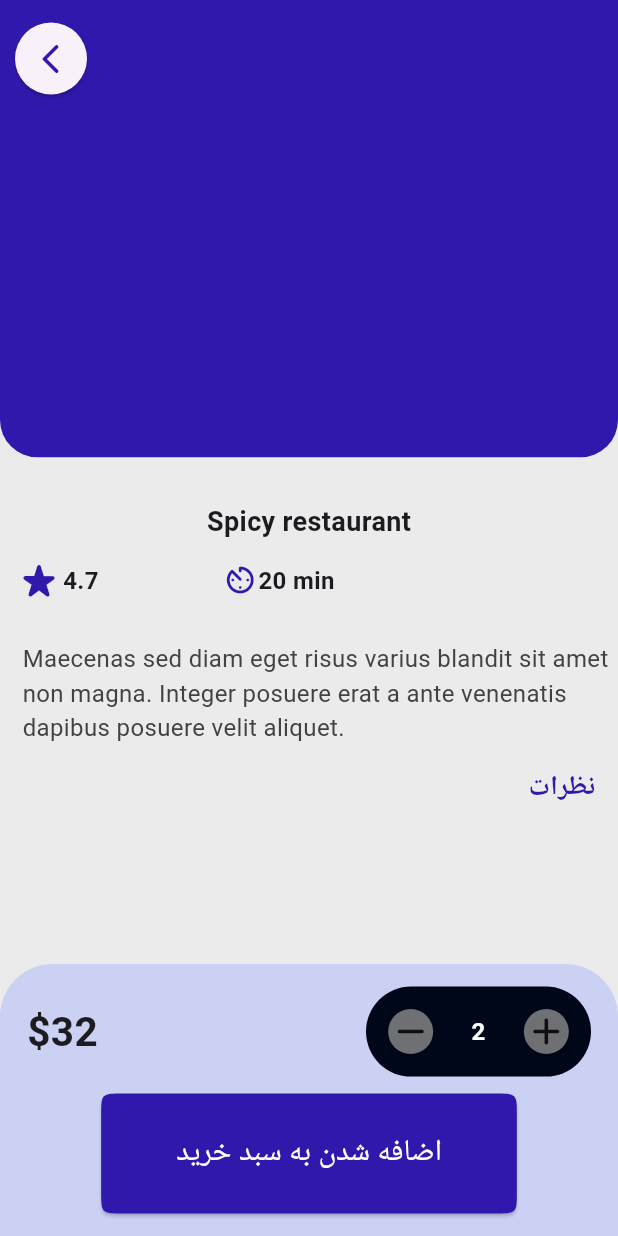
After one commit to avafrzmhr/Food_Delivery, a Flutter app: the FoodScreen screen opened directly, on a phone screen of 412 x 824 dp. The commit adds this screen. Run offline on Flutter 3.47's test engine with Material 3 defaults, Android fonts, the phone set to English and light mode, and no system bars; our stand-ins replace flutter_svg, pinput.

Commit message:
food screen ui

```diff
--- /dev/null
+++ b/lib/views/food_page/food_screen.dart
@@ -0,0 +1,102 @@
+import 'package:flutter/material.dart';
+import 'package:flutter/widgets.dart';
+import 'package:food_delivery/views/food_page/widgets/bottom_add_cart_widget.dart';
+import 'package:food_delivery/views/restaurant_page/widgets/topbar_picture_widget.dart';
+
+class FoodScreen extends StatefulWidget {
+  const FoodScreen({super.key});
+
+  @override
+  State<FoodScreen> createState() => _FoodScreenState();
+}
+
+class _FoodScreenState extends State<FoodScreen> {
+  @override
+  Widget build(BuildContext context) {
+    return LayoutBuilder(builder: (context, constraints) {
+      return Scaffold(
+        backgroundColor: const Color.fromARGB(255, 235, 235, 235),
+        body: Stack(
+          children: [
+            Column(
+              children: [
+                TopBarPictureWidget(constraints),
+                const SizedBox(
+                  height: 30,
+                ),
+                const Text(
+                  'Spicy restaurant',
+                  style: TextStyle(
+                    fontSize: 18,
+                    fontWeight: FontWeight.bold,
+                  ),
+                ),
+                const SizedBox(
+                  height: 10,
+                ),
+                Row(
+                  children: [
+                    const SizedBox(
+                      width: 10,
+                    ),
+                    const Icon(
+                      Icons.star_rate_rounded,
+                      color: Color.fromRGBO(48, 24, 172, 1),
+                      size: 32,
+                    ),
+                    const Text(
+                      '4.7',
+                      style:
+                          TextStyle(fontWeight: FontWeight.bold, fontSize: 16),
+                    ),
+                    SizedBox(
+                      width: constraints.maxWidth * 0.2,
+                    ),
+                    const Icon(
+                      Icons.av_timer_rounded,
+                      color: Color.fromRGBO(48, 24, 172, 1),
+                    ),
+                    const Text(
+                      '20 min',
+                      style:
+                          TextStyle(fontWeight: FontWeight.bold, fontSize: 16),
+                    ),
+                  ],
+                ),
+                const SizedBox(
+                  height: 25,
+                ),
+                Container(
+                  margin: const EdgeInsets.only(left: 15),
+                  child: Text(
+                    'Maecenas sed diam eget risus varius blandit sit amet non magna. Integer posuere erat a ante venenatis dapibus posuere velit aliquet.',
+                    style: TextStyle(
+                      color: Colors.grey[800],
+                      fontSize: 16,
+                    ),
+                  ),
+                ),
+                Container(
+                  padding: const EdgeInsets.only(top: 15, right: 15),
+                  alignment: Alignment.topRight,
+                  child: const Text(
+                    'نظرات',
+                    style: TextStyle(
+                      fontSize: 18,
+                      fontWeight: FontWeight.bold,
+                      color: Color.fromRGBO(48, 24, 172, 1),
+                    ),
+                  ),
+                ),
+                // ListView(
+
+                // ),
+              ],
+            ),
+            BottomAddCardWidget(constraints),
+          ],
+        ),
+      );
+    });
+  }
+}
--- /dev/null
+++ b/lib/views/food_page/widgets/bottom_add_cart_widget.dart
@@ -0,0 +1,99 @@
+import 'package:flutter/material.dart';
+
+class BottomAddCardWidget extends StatefulWidget {
+  final BoxConstraints constraints;
+  const BottomAddCardWidget(this.constraints, {super.key});
+
+  @override
+  State<BottomAddCardWidget> createState() => _BottomAddCardWidgetState();
+}
+
+class _BottomAddCardWidgetState extends State<BottomAddCardWidget> {
+  @override
+  Widget build(BuildContext context) {
+    return Positioned(
+      bottom: 0,
+      left: 0,
+      right: 0,
+      child: Container(
+        height: widget.constraints.maxHeight * 0.22,
+        decoration: BoxDecoration(
+            color: const Color.fromARGB(255, 170, 184, 248).withOpacity(0.5),
+            borderRadius: const BorderRadius.only(
+              topLeft: Radius.circular(35),
+              topRight: Radius.circular(35),
+            )),
+        child: Padding(
+          padding: const EdgeInsets.symmetric(horizontal: 18, vertical: 15),
+          child: Column(
+            mainAxisAlignment: MainAxisAlignment.spaceBetween,
+            children: [
+              Row(
+                mainAxisAlignment: MainAxisAlignment.spaceBetween,
+                children: [
+                  const Text(
+                    '\$32',
+                    style: TextStyle(fontWeight: FontWeight.bold, fontSize: 27),
+                  ),
+                  Container(
+                    height: 60,
+                    width: 150,
+                    decoration: BoxDecoration(
+                      borderRadius: BorderRadius.circular(40),
+                      color: const Color.fromARGB(255, 0, 7, 25),
+                    ),
+                    child: Row(
+                      mainAxisAlignment: MainAxisAlignment.spaceAround,
+                      children: [
+                        Card(
+                          shape: const CircleBorder(),
+                          color: Colors.grey.withOpacity(0.7),
+                          child: const Icon(
+                            Icons.remove_rounded,
+                            size: 30,
+                          ),
+                        ),
+                        const Text(
+                          '2',
+                          style: TextStyle(
+                            color: Colors.white,
+                            fontWeight: FontWeight.bold,
+                            fontSize: 16,
+                          ),
+                        ),
+                        Card(
+                          shape: const CircleBorder(),
+                          color: Colors.grey.withOpacity(0.7),
+                          child: const Icon(
+                            Icons.add_rounded,
+                            size: 30,
+                          ),
+                        )
+                      ],
+                    ),
+                  ),
+                ],
+              ),
+              ElevatedButton(
+                  style: ElevatedButton.styleFrom(
+                    shape: ContinuousRectangleBorder(
+                        borderRadius: BorderRadius.circular(15)),
+                    padding: const EdgeInsets.symmetric(
+                        vertical: 25, horizontal: 50),
+                    backgroundColor: const Color.fromRGBO(48, 24, 172, 1),
+                  ),
+                  onPressed: () {},
+                  child: const Text(
+                    'اضافه شدن به سبد خرید',
+                    style: TextStyle(
+                      fontSize: 20,
+                      color: Colors.white,
+                    ),
+                  )),
+            ],
+          ),
+        ),
+      ),
+    );
+  }
+}
--- a/lib/views/restaurant_page/restaurant_page.dart
+++ b/lib/views/restaurant_page/restaurant_page.dart
@@ -1,6 +1,7 @@
 import 'package:flutter/material.dart';
 import 'package:food_delivery/views/category_shops/food_types_widget.dart';
 import 'package:food_delivery/views/restaurant_page/widgets/food_card_widget.dart';
+import 'package:food_delivery/views/restaurant_page/widgets/topbar_picture_widget.dart';
 
 class RestaurantPage extends StatefulWidget {
   const RestaurantPage({super.key});
@@ -14,33 +15,10 @@ class _RestaurantPageState extends State<RestaurantPage> {
   Widget build(BuildContext context) {
     return LayoutBuilder(builder: (context, constraints) {
       return Scaffold(
-        body: Container(
-          color: const Color.fromARGB(255, 235, 235, 235),
-          child: Column(
+        backgroundColor: const Color.fromARGB(255, 235, 235, 235),
+        body: Column(
           children: [
-              Stack(
-                children: [
-                  Container(
-                    height: constraints.maxHeight * 0.37,
-                    decoration: const BoxDecoration(
-                        color: Color.fromRGBO(48, 24, 172, 1),
-                        borderRadius: BorderRadius.only(
-                          bottomLeft: Radius.circular(25),
-                          bottomRight: Radius.circular(25),
-                        )),
-                  ),
-                  Card(
-                    margin: const EdgeInsets.only(top: 15, left: 10),
-                    shape: const CircleBorder(),
-                    child: IconButton(
-                        onPressed: () => Navigator.of(context).pop(true),
-                        icon: const Icon(
-                          Icons.arrow_back_ios_rounded,
-                          color: Color.fromRGBO(48, 24, 172, 1),
-                        )),
-                  ),
-                ],
-              ),
+            TopBarPictureWidget(constraints),
             const SizedBox(
               height: 30,
             ),
@@ -96,7 +74,6 @@ class _RestaurantPageState extends State<RestaurantPage> {
             ),
           ],
         ),
-        ),
       );
     });
   }
--- a/lib/views/restaurant_page/widgets/food_card_widget.dart
+++ b/lib/views/restaurant_page/widgets/food_card_widget.dart
@@ -1,4 +1,5 @@
 import 'package:flutter/material.dart';
+import 'package:food_delivery/views/food_page/food_screen.dart';
 
 class FoodCardWidget extends StatefulWidget {
   const FoodCardWidget({super.key});
@@ -17,7 +18,12 @@ class _FoodCardWidgetState extends State<FoodCardWidget> {
         Row(
           mainAxisAlignment: MainAxisAlignment.spaceEvenly,
           children: [
-            Container(
+            GestureDetector(
+              onTap: () =>
+                  Navigator.push(context, MaterialPageRoute(builder: (context) {
+                return const FoodScreen();
+              })),
+              child: Container(
                 margin: const EdgeInsets.only(right: 15, top: 15),
                 width: 200,
                 height: 220,
@@ -83,6 +89,7 @@ class _FoodCardWidgetState extends State<FoodCardWidget> {
                   ],
                 ),
               ),
+            ),
             Container(
               margin: const EdgeInsets.only(right: 15, top: 15),
               width: 200,
--- /dev/null
+++ b/lib/views/restaurant_page/widgets/topbar_picture_widget.dart
@@ -0,0 +1,33 @@
+import 'package:flutter/material.dart';
+
+class TopBarPictureWidget extends StatelessWidget {
+  final BoxConstraints constraints;
+  const TopBarPictureWidget(this.constraints, {super.key});
+
+  @override
+  Widget build(BuildContext context) {
+    return Stack(
+      children: [
+        Container(
+          height: constraints.maxHeight * 0.37,
+          decoration: const BoxDecoration(
+              color: Color.fromRGBO(48, 24, 172, 1),
+              borderRadius: BorderRadius.only(
+                bottomLeft: Radius.circular(25),
+                bottomRight: Radius.circular(25),
+              )),
+        ),
+        Card(
+          margin: const EdgeInsets.only(top: 15, left: 10),
+          shape: const CircleBorder(),
+          child: IconButton(
+              onPressed: () => Navigator.of(context).pop(true),
+              icon: const Icon(
+                Icons.arrow_back_ios_rounded,
+                color: Color.fromRGBO(48, 24, 172, 1),
+              )),
+        ),
+      ],
+    );
+  }
+}
```
Lines whose indentation alone changed are shown as unchanged.
